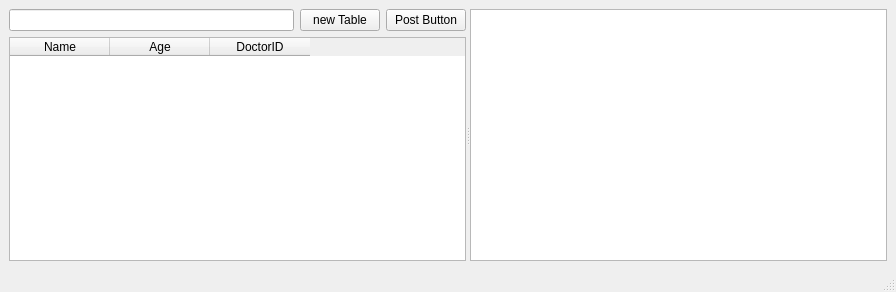
Qt form SandBox/mainwindow.ui (Jyeong2c/Project) before a commit.
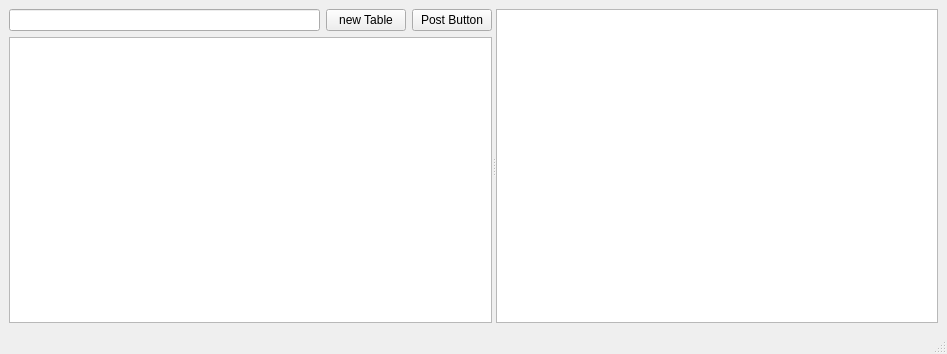
The same form after that commit.

Patch:
```diff
--- a/SandBox/mainwindow.ui
+++ b/SandBox/mainwindow.ui
@@ -6,8 +6,8 @@
    <rect>
     <x>0</x>
     <y>0</y>
-    <width>896</width>
-    <height>292</height>
+    <width>947</width>
+    <height>354</height>
    </rect>
   </property>
   <property name="windowTitle">
@@ -44,25 +44,13 @@
          </layout>
         </item>
         <item>
-         <widget class="QTableWidget" name="tableWidget">
+         <widget class="QTableView" name="tableView">
           <property name="editTriggers">
            <set>QAbstractItemView::NoEditTriggers</set>
           </property>
-          <column>
-           <property name="text">
-            <string>Name</string>
-           </property>
-          </column>
-          <column>
-           <property name="text">
-            <string>Age</string>
-           </property>
-          </column>
-          <column>
-           <property name="text">
-            <string>DoctorID</string>
-           </property>
-          </column>
+          <attribute name="horizontalHeaderStretchLastSection">
+           <bool>true</bool>
+          </attribute>
          </widget>
         </item>
        </layout>
```
Left out of the diff: 2 changed lines with no effect on the pictures.
